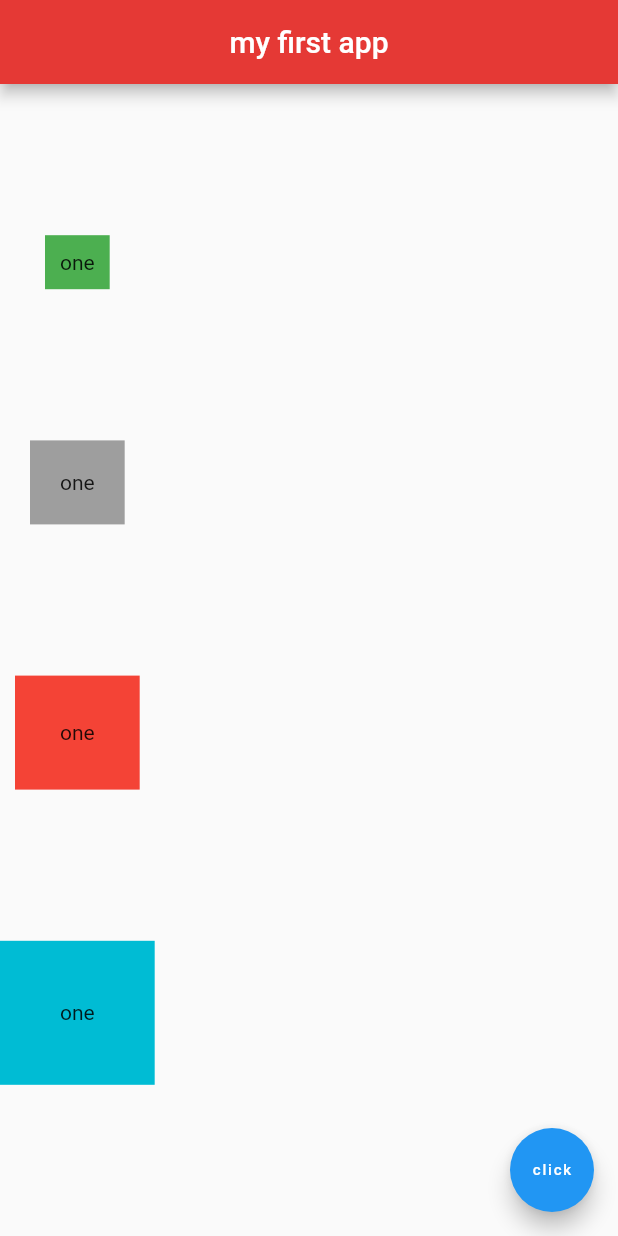
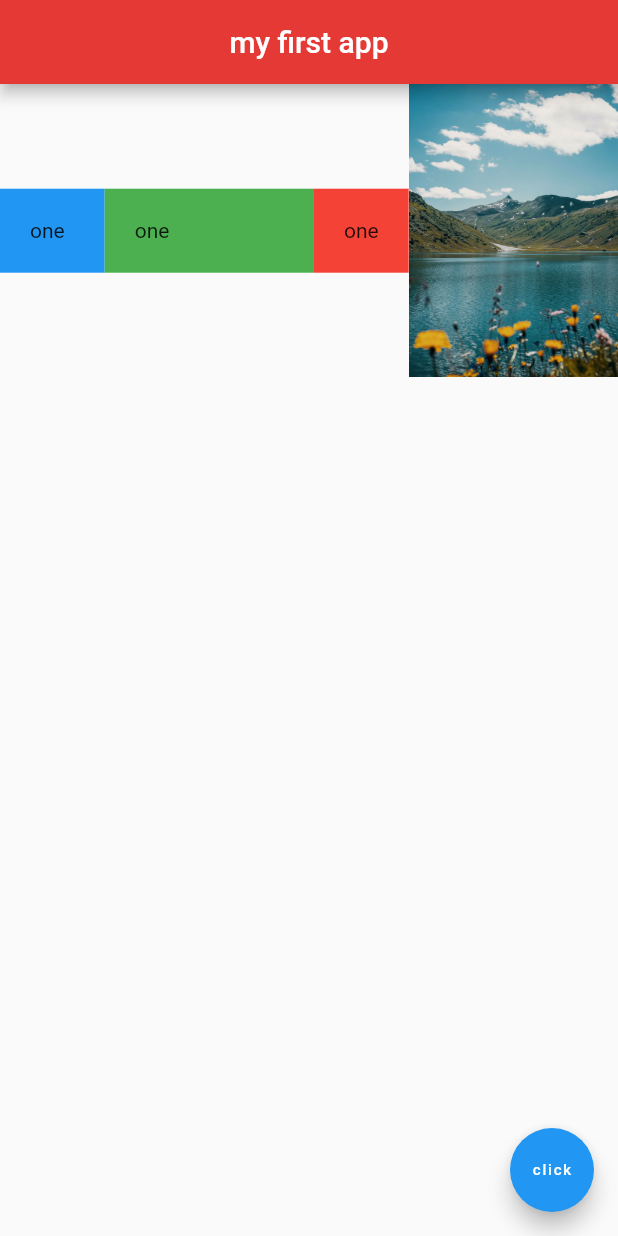
Before and after one commit to omeryttnc/flutter_first_app, a Flutter app: the screen it shows after launch, on a phone screen of 412 x 824 dp. Run offline on Flutter 3.47's test engine with Material 2 defaults, Android fonts, the phone set to English and light mode, and no system bars.

Commit message:
19.01.2022

```diff
--- a/lib/main.dart
+++ b/lib/main.dart
@@ -1,7 +1,7 @@
 import 'package:flutter/material.dart';
 
-void main() => runApp(const MaterialApp(
-      debugShowCheckedModeBanner: false,
+void main() =>
+    runApp(const MaterialApp(
       home: Home(),
     ));
 
@@ -16,32 +16,38 @@ class Home extends StatelessWidget {
         centerTitle: true,
         backgroundColor: Colors.red[600],
       ),
-      body: Column(
-        mainAxisAlignment: MainAxisAlignment.spaceEvenly,
-        crossAxisAlignment: CrossAxisAlignment.center,
+      body: Row(
+        //crossAxisAlignment: CrossAxisAlignment.center,
+        //mainAxisAlignment: MainAxisAlignment.spaceAround,
         children: [
-          Container(
-            padding: const EdgeInsets.all(10.0),
-            color: Colors.green,
-            child: const Text('one'),
+
+          Expanded(
+            flex: 1,
+            child: Container(
+              padding: EdgeInsets.all(20.0),
+              child: Text('one'),
+              color: Colors.blue,
+            ),
           ),
-          Container(
-            padding: const EdgeInsets.all(20.0),
-            color: Colors.grey,
-            child: const Text('one'),
+          Expanded(
+            flex: 2,
+            child: Container(
+              padding: EdgeInsets.all(20.0),
+              child: Text('one'),
+              color: Colors.green,
+            ),
+          ), Container(
+            padding: EdgeInsets.all(20.0),
+            child: Text('one'),
+            color: Colors.red,
           ),
-          Container(
-            padding: const EdgeInsets.all(30.0),
-            color: Colors.red,
-            child: const Text('one'),
-          ),
-          Container(
-            padding: const EdgeInsets.all(40.0),
-            color: Colors.cyan,
-            child: const Text('one'),
-          ),
+
+         Expanded(
+             flex: 2,
+             child: Image.asset('assets/pictures/picture-1.jpg')),
         ],
       ),
+
 
       floatingActionButton: FloatingActionButton(
         onPressed: () {},
```
